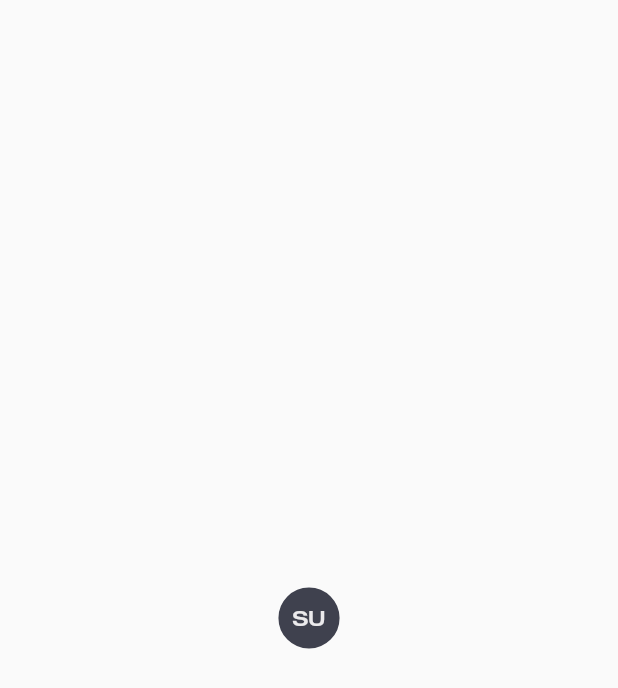
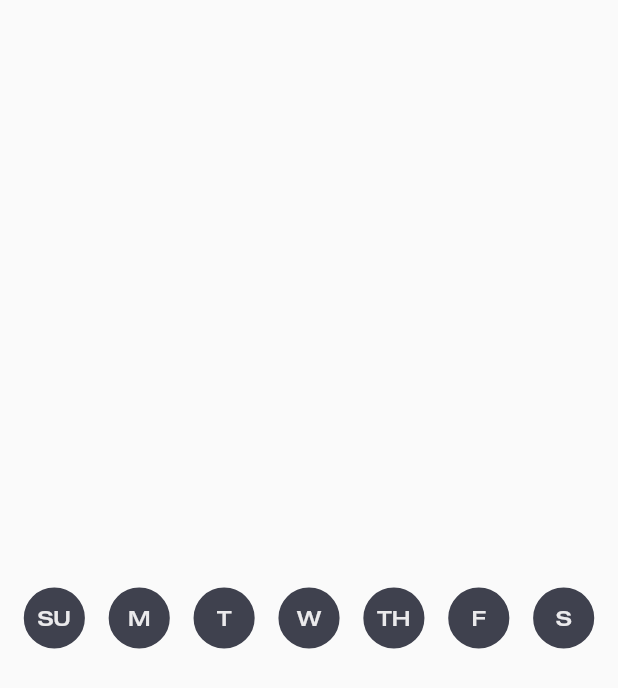
Before and after one commit to embunazzahra/mediation-app, a Flutter app: the RemindersPage screen opened by its route, on a phone screen of 412 x 824 dp. Shown: the top 688 px of the screen. Run offline on Flutter 3.47's test engine with Material 2 defaults, Android fonts, the phone set to English and light mode, and no system bars; our stand-ins replace bloc, flutter_bloc.

Commit message:
reminder of days

```diff
--- a/lib/cubit/reminders_cubit.dart
+++ b/lib/cubit/reminders_cubit.dart
@@ -1,4 +1,5 @@
 import 'package:bloc/bloc.dart';
+import 'package:flutter/cupertino.dart';
 import 'package:meta/meta.dart';
 
 class RemindersCubit extends Cubit<List<String>> {
@@ -11,6 +12,7 @@ class RemindersCubit extends Cubit<List<String>> {
       state.add(day);
     }
     emit(List.from(state));
+    print(List.from(state));
   }
 
   bool isSelected(String day) {
--- a/lib/ui/pages/reminders_page.dart
+++ b/lib/ui/pages/reminders_page.dart
@@ -2,40 +2,30 @@ import 'package:flutter/material.dart';
 import 'package:flutter_bloc/flutter_bloc.dart';
 import 'package:mediation_app/cubit/reminders_cubit.dart';
 import 'package:mediation_app/shared/theme.dart';
+import 'package:mediation_app/ui/widgets/day_widget.dart';
 
 class RemindersPage extends StatelessWidget {
   const RemindersPage({Key? key}) : super(key: key);
 
   @override
   Widget build(BuildContext context) {
-    return Scaffold(
-      body: Center(
-        child: BlocBuilder<RemindersCubit, List<String>>(
-            builder: (context, state) {
-          Widget buttonStyle(String day) {
-            bool yes = context.watch<RemindersCubit>().isSelected(day);
-            return Container(
-              width: 40.75,
-              height: 40.75,
-              decoration: BoxDecoration(
-                shape: BoxShape.circle,
-                border: Border.all(
-                    color: yes ? kLightGreyColor : kDarkGreyColor, width: 2),
-                color: yes ? kWhiteBackgroundColor : kDarkGreyColor,
-              ),
-              child: Center(
-                  child: Text(day,
-                      style: yes ? helveticaBoldGrey : helveticaWhite)),
-            );
-          }
-
-          return GestureDetector(
-              onTap: () {
-                context.read<RemindersCubit>().selectDay('SU');
-              },
-              child: buttonStyle('SU'));
-        }),
-      ),
-    );
+    return Scaffold(body: Center(
+      child:
+          //day to meditate
+          BlocBuilder<RemindersCubit, List<String>>(builder: (context, state) {
+        return Row(
+          mainAxisAlignment: MainAxisAlignment.spaceEvenly,
+          children: [
+            DayWidget(day: 'SU'),
+            DayWidget(day: 'M'),
+            DayWidget(day: 'T'),
+            DayWidget(day: 'W'),
+            DayWidget(day: 'TH'),
+            DayWidget(day: 'F'),
+            DayWidget(day: 'S'),
+          ],
+        );
+      }),
+    ));
   }
 }
--- /dev/null
+++ b/lib/ui/widgets/day_widget.dart
@@ -0,0 +1,34 @@
+import 'package:flutter/material.dart';
+import 'package:mediation_app/cubit/reminders_cubit.dart';
+import 'package:mediation_app/shared/theme.dart';
+import 'package:flutter_bloc/flutter_bloc.dart';
+
+class DayWidget extends StatelessWidget {
+  DayWidget({Key? key, required this.day}) : super(key: key);
+  String day;
+
+  @override
+  Widget build(BuildContext context) {
+    Widget dayButtonStyle(String day) {
+      bool yes = context.watch<RemindersCubit>().isSelected(day);
+      return Container(
+        width: 40.75,
+        height: 40.75,
+        decoration: BoxDecoration(
+          shape: BoxShape.circle,
+          border: Border.all(
+              color: yes ? kLightGreyColor : kDarkGreyColor, width: 2),
+          color: yes ? kWhiteBackgroundColor : kDarkGreyColor,
+        ),
+        child: Center(
+            child: Text(day, style: yes ? helveticaBoldGrey : helveticaWhite)),
+      );
+    }
+
+    return GestureDetector(
+        onTap: () {
+          context.read<RemindersCubit>().selectDay(day);
+        },
+        child: dayButtonStyle(day));
+  }
+}
```
